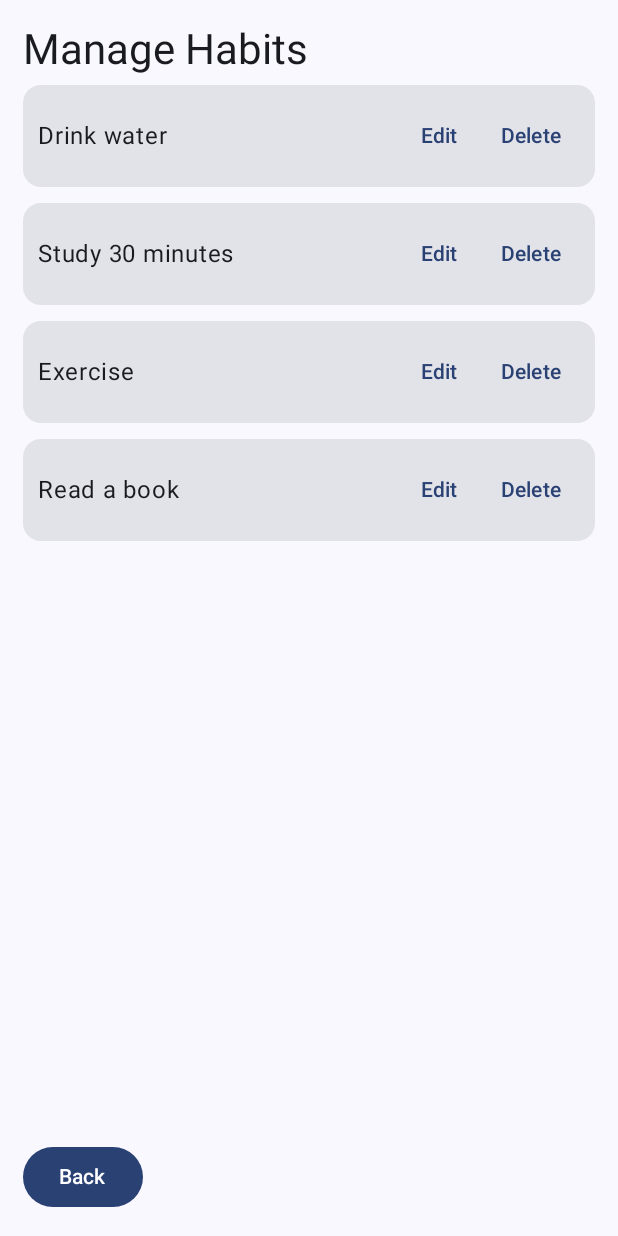
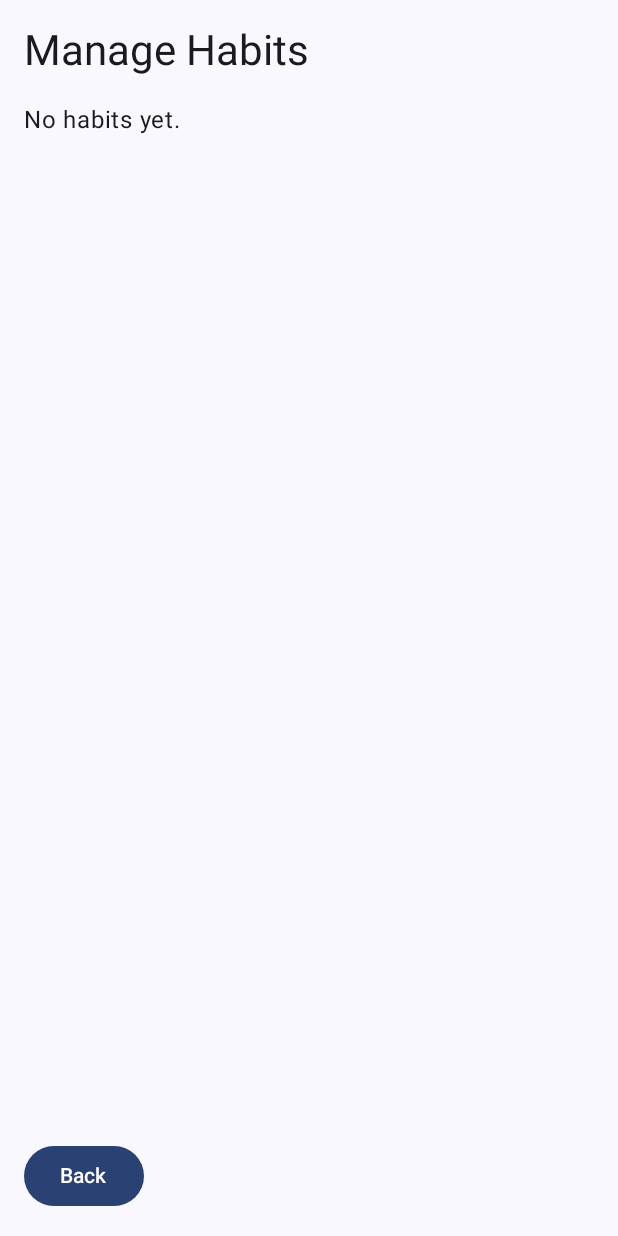
Before and after one commit to grsnrms/DailyWin, an Android app built with Jetpack Compose: the screen it shows after launch (MainActivity), after a tap on "Manage", on a phone screen of 412 x 824 dp. Run offline under Robolectric (Android 15) with nearby library versions, the phone set to English and light mode, and no system bars; our stand-ins replace Room's generated code.

Commit message:
Delete habits from database

```diff
--- a/app/src/main/java/ph/edu/comteq/dailywin/MainActivity.kt
+++ b/app/src/main/java/ph/edu/comteq/dailywin/MainActivity.kt
@@ -54,7 +54,7 @@ class MainActivity : ComponentActivity() {
                         }
 
                         composable("manage") {
-                            ManageScreen(navController)
+                            ManageScreen(navController, viewModel)
                         }
 
                         composable("settings") {
--- a/app/src/main/java/ph/edu/comteq/dailywin/ManageScreen.kt
+++ b/app/src/main/java/ph/edu/comteq/dailywin/ManageScreen.kt
@@ -1,5 +1,4 @@
 package ph.edu.comteq.dailywin
-
 
 import androidx.compose.foundation.layout.*
 import androidx.compose.foundation.lazy.LazyColumn
@@ -12,21 +11,30 @@ import androidx.compose.ui.unit.dp
 import androidx.navigation.NavController
 
 @Composable
-fun ManageScreen(navController: NavController) {
+fun ManageScreen(navController: NavController, viewModel: HabitViewModel) {
+    val habits by viewModel.habits.collectAsState(initial = emptyList())
+
     var habitToDelete by remember { mutableStateOf<Habit?>(null) }
 
-    Column(modifier = Modifier.fillMaxSize().padding(15.dp)) {
+    Column(modifier = Modifier.fillMaxSize().padding(16.dp)) {
         Text("Manage Habits", style = MaterialTheme.typography.headlineMedium)
 
+
+        if (habits.isEmpty()) {
+            Text(
+                text = "No habits yet.",
+                modifier = Modifier.weight(1f).padding(vertical = 16.dp)
+            )
+        } else {
             LazyColumn(modifier = Modifier.weight(1f)) {
-            items(habitList) { habit ->
+                items(habits) { habit ->
                     Card(
                         modifier = Modifier
                             .fillMaxWidth()
-                        .padding(vertical = 5.dp)
+                            .padding(vertical = 6.dp)
                     ) {
                         Row(
-                        modifier = Modifier.padding(10.dp),
+                            modifier = Modifier.padding(12.dp),
                             verticalAlignment = Alignment.CenterVertically
                         ) {
                             Text(habit.name, modifier = Modifier.weight(1f))
@@ -40,11 +48,13 @@ fun ManageScreen(navController: NavController) {
                     }
                 }
             }
+        }
 
         Button(onClick = { navController.popBackStack() }) {
             Text("Back")
         }
     }
+
 
     if (habitToDelete != null) {
         AlertDialog(
@@ -52,7 +62,10 @@ fun ManageScreen(navController: NavController) {
             title = { Text("Delete this habit?") },
             text = { Text(habitToDelete!!.name) },
             confirmButton = {
-                TextButton(onClick = { habitToDelete = null }) { Text("Yes") }
+                TextButton(onClick = {
+                    viewModel.deleteHabit(habitToDelete!!)
+                    habitToDelete = null
+                }) { Text("Yes") }
             },
             dismissButton = {
                 TextButton(onClick = { habitToDelete = null }) { Text("No") }
```
Lines whose indentation alone changed are shown as unchanged.
